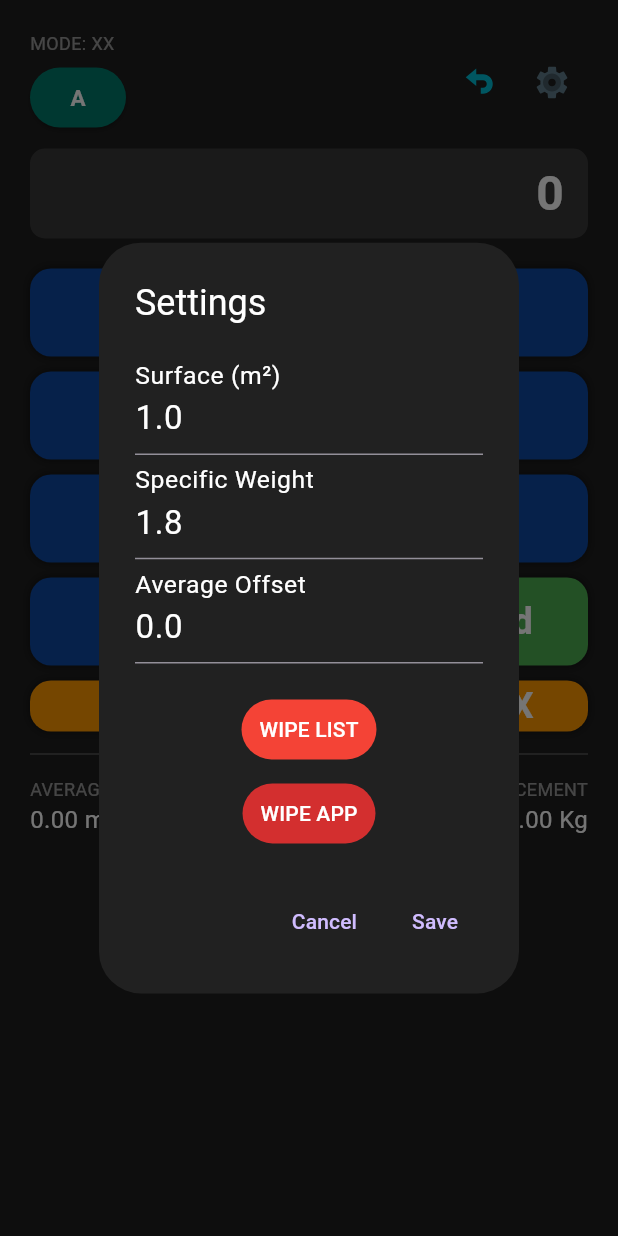
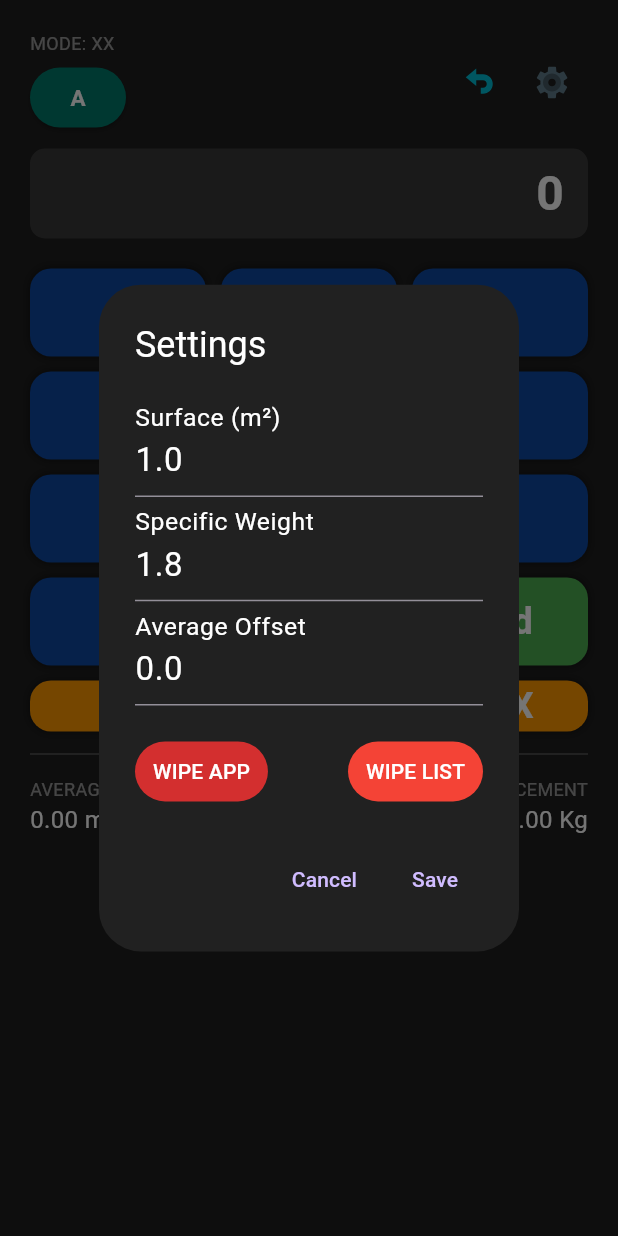
Before and after one commit to ambrossy/CementPro, a Flutter app: the screen it shows after launch, after a tap on an icon or button, on a phone screen of 412 x 824 dp. Run offline on Flutter 3.47's test engine with Material 3 defaults, Android fonts, the phone set to English and light mode, and no system bars; our stand-ins replace flutter_svg; missing offline and left inert: dart:html.

Commit message:
feat: fixed some button orientations

```diff
--- a/lib/main.dart
+++ b/lib/main.dart
@@ -194,47 +194,34 @@ class _HomeScreenState extends State<HomeScreen> {
               controller: sC,
               keyboardType: TextInputType.numberWithOptions(decimal: true),
               decoration: const InputDecoration(
-                    labelText: 'Surface (m²)', labelStyle: TextStyle(color: Colors.white)),
+                labelText: 'Surface (m²)',
+                labelStyle: TextStyle(color: Colors.white),
+              ),
               style: const TextStyle(color: Colors.white),
             ),
             TextField(
               controller: wC,
               keyboardType: TextInputType.numberWithOptions(decimal: true),
               decoration: const InputDecoration(
-                    labelText: 'Specific Weight', labelStyle: TextStyle(color: Colors.white)),
+                labelText: 'Specific Weight',
+                labelStyle: TextStyle(color: Colors.white),
+              ),
               style: const TextStyle(color: Colors.white),
             ),
             TextField(
               controller: oC,
               keyboardType: TextInputType.numberWithOptions(decimal: true),
               decoration: const InputDecoration(
-                    labelText: 'Average Offset', labelStyle: TextStyle(color: Colors.white)),
+                labelText: 'Average Offset',
+                labelStyle: TextStyle(color: Colors.white),
+              ),
               style: const TextStyle(color: Colors.white),
             ),
             const SizedBox(height: 20),
-              TextButton(
-                onPressed: () async {
-                  final ok = await showDialog<bool>(
-                    context: ctx,
-                    builder: (_) => AlertDialog(
-                      backgroundColor: Colors.grey[900],
-                      title: const Text('Confirm WIPE LIST', style: TextStyle(color: Colors.red)),
-                      content: const Text('Erase this list?', style: TextStyle(color: Colors.white)),
-                      actions: [
-                        TextButton(onPressed: () => Navigator.pop(ctx, false), child: const Text('No')),
-                        TextButton(onPressed: () => Navigator.pop(ctx, true), child: const Text('Yes')),
-                      ],
-                    ),
-                  );
-                  if (ok == true) {
-                    _wipeList();
-                    Navigator.pop(ctx);
-                  }
-                },
-                style: TextButton.styleFrom(backgroundColor: Colors.red),
-                child: const Text('WIPE LIST', style: TextStyle(color: Colors.white)),
-              ),
-              const SizedBox(height: 8),
+            Row(
+              mainAxisAlignment: MainAxisAlignment.spaceBetween,
+              children: [
+                // WIPE APP
                 TextButton(
                   onPressed: () async {
                     final c1 = await showDialog<bool>(
@@ -268,13 +255,44 @@ class _HomeScreenState extends State<HomeScreen> {
                         weightMap.updateAll((_, __) => 1.8);
                         offsetMap.updateAll((_, __) => 0.0);
                         listNames.updateAll((k, _) => k);
-                      setState(() { selectedList='A'; input=''; deletedHistory.clear(); digitMode='XX'; });
+                        setState(() {
+                          selectedList = 'A';
+                          input = '';
+                          deletedHistory.clear();
+                          digitMode = 'XX';
+                        });
                       }
                       Navigator.pop(ctx);
                     }
                   },
                   style: TextButton.styleFrom(backgroundColor: Colors.red.shade700),
                   child: const Text('WIPE APP', style: TextStyle(color: Colors.white)),
+                ),
+
+                // WIPE LIST
+                TextButton(
+                  onPressed: () async {
+                    final ok = await showDialog<bool>(
+                      context: ctx,
+                      builder: (_) => AlertDialog(
+                        backgroundColor: Colors.grey[900],
+                        title: const Text('Confirm WIPE LIST', style: TextStyle(color: Colors.red)),
+                        content: const Text('Erase this list?', style: TextStyle(color: Colors.white)),
+                        actions: [
+                          TextButton(onPressed: () => Navigator.pop(ctx, false), child: const Text('No')),
+                          TextButton(onPressed: () => Navigator.pop(ctx, true), child: const Text('Yes')),
+                        ],
+                      ),
+                    );
+                    if (ok == true) {
+                      _wipeList();
+                      Navigator.pop(ctx);
+                    }
+                  },
+                  style: TextButton.styleFrom(backgroundColor: Colors.red),
+                  child: const Text('WIPE LIST', style: TextStyle(color: Colors.white)),
+                ),
+              ],
             ),
           ],
         ),
@@ -285,7 +303,7 @@ class _HomeScreenState extends State<HomeScreen> {
             onPressed: () {
               setState(() {
                 surface = double.tryParse(sC.text.replaceAll(',', '.')) ?? surface;
-                  weight  = double.tryParse(wC.text.replaceAll(',', '.')) ?? weight;
+                weight = double.tryParse(wC.text.replaceAll(',', '.')) ?? weight;
                 final t = oC.text.trim().isEmpty ? '0' : oC.text;
                 avgOffset = double.tryParse(t.replaceAll(',', '.')) ?? 0.0;
               });
```
Lines whose indentation alone changed are shown as unchanged.
